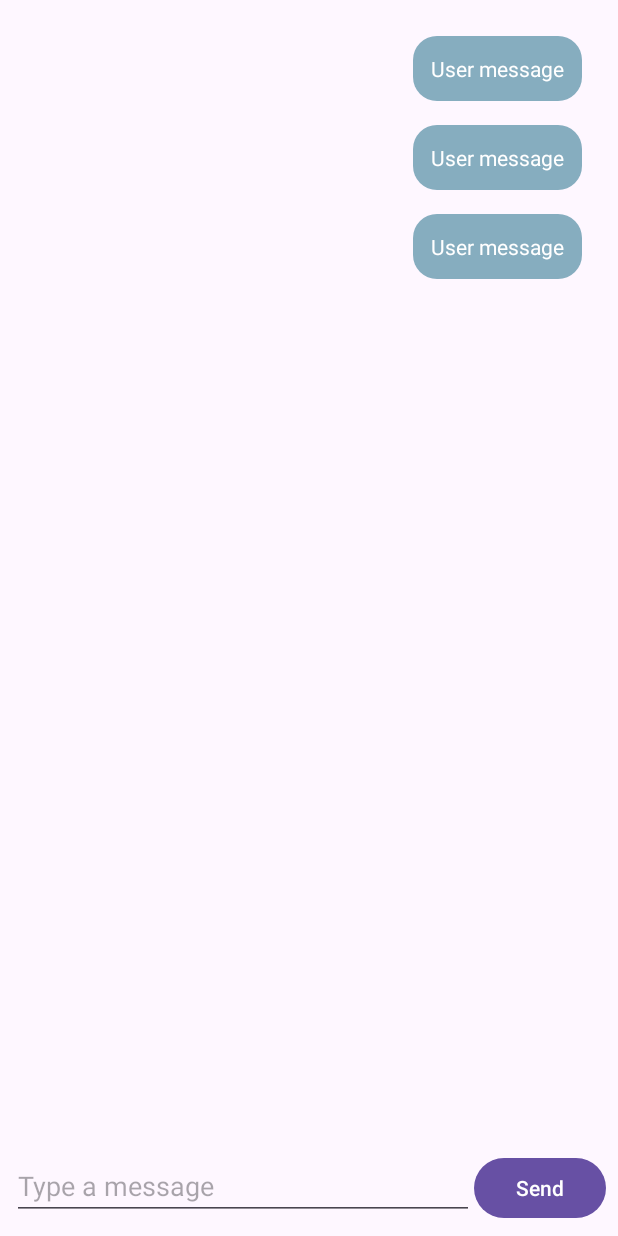
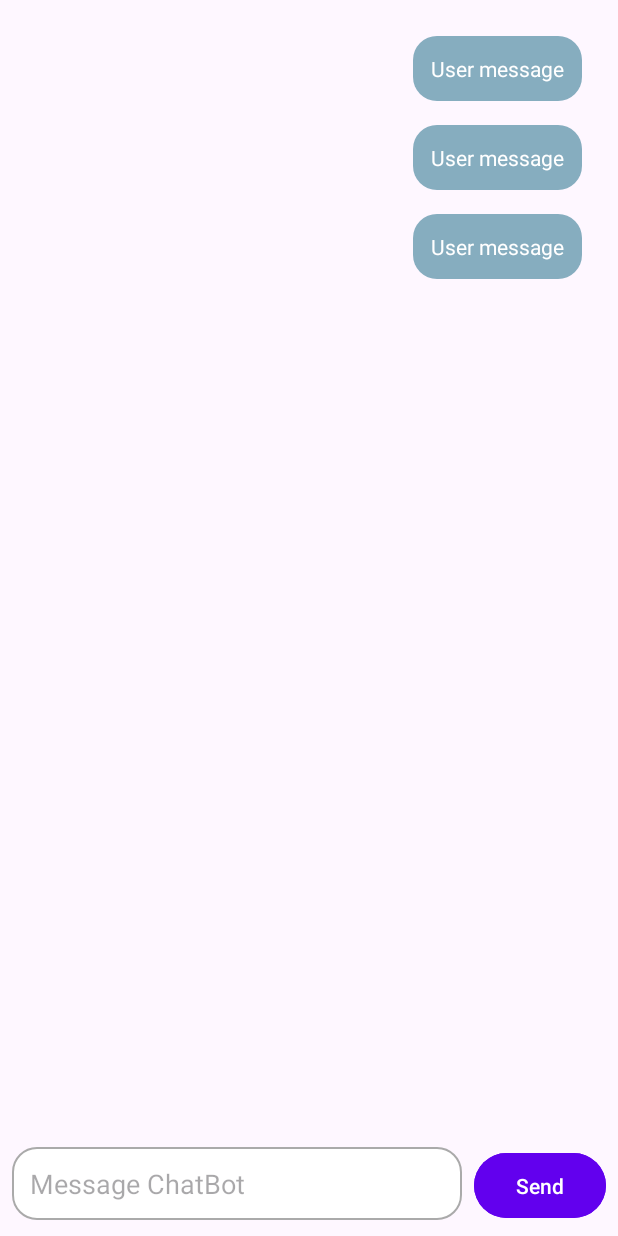
Before and after one commit to jimmy19981226/CalmCloud, an Android app: the layout activity_chat_bot.xml on its own in the app's theme, with its tools: preview values and no code run, on a phone screen of 412 x 824 dp. Run offline under Robolectric (Android 15) with nearby library versions, the phone set to English and light mode, and no system bars.

Commit message:
Change the input field of chatbot

```diff
--- a/app/src/main/java/com/example/calmcloud/api/RetrofitClient.kt
+++ b/app/src/main/java/com/example/calmcloud/api/RetrofitClient.kt
@@ -17,7 +17,7 @@
         .addInterceptor(loggingInterceptor)
         .addInterceptor { chain ->
             val request = chain.request().newBuilder()
-                .addHeader("Authorization", "Bearer ")
+                .addHeader("Authorization", "Bearer s")
                 .build()
             chain.proceed(request)
         }
--- /dev/null
+++ b/app/src/main/res/drawable/xml_edit_text_background.xml
@@ -0,0 +1,6 @@
+<?xml version="1.0" encoding="utf-8"?>
+<shape xmlns:android="http://schemas.android.com/apk/res/android">
+    <solid android:color="@android:color/white"/>
+    <stroke android:width="1dp" android:color="@android:color/darker_gray"/>
+    <corners android:radius="16dp"/>
+</shape>
--- a/app/src/main/res/layout/activity_chat_bot.xml
+++ b/app/src/main/res/layout/activity_chat_bot.xml
@@ -32,13 +32,20 @@
             android:layout_width="0dp"
             android:layout_height="wrap_content"
             android:layout_weight="1"
-            android:hint="Type a message" />
+            android:hint="Message ChatBot"
+            android:background="@drawable/xml_edit_text_background"
+            android:padding="12dp"
+            android:layout_marginEnd="8dp" />
 
         <Button
             android:id="@+id/sendButton"
             android:layout_width="wrap_content"
             android:layout_height="wrap_content"
-            android:text="Send" />
+            android:text="Send"
+            android:backgroundTint="@color/buttonColor"
+            android:textColor="@android:color/white"
+            android:padding="12dp"
+            android:drawablePadding="8dp" />
     </LinearLayout>
 
 </androidx.constraintlayout.widget.ConstraintLayout>
--- a/app/src/main/res/layout/item_bot_message.xml
+++ b/app/src/main/res/layout/item_bot_message.xml
@@ -10,7 +10,7 @@
         android:id="@+id/botMessageTextView"
         android:layout_width="wrap_content"
         android:layout_height="wrap_content"
-        android:background="@drawable/bot_message_background"
+        android:background="@drawable/xml_bot_message_background"
         android:padding="12dp"
         android:textColor="@android:color/black"
         android:text="Bot message" />
--- a/app/src/main/res/values/colors.xml
+++ b/app/src/main/res/values/colors.xml
@@ -13,4 +13,5 @@
     <color name="darkred">#8B0000</color>
     <color name="user_message_bg">#86ADBF</color>
     <color name="bot_message_bg">#e0e0e0</color>
+    <color name="buttonColor">#6200EE</color>
 </resources>
```
Also changed, not shown: app/src/main/res/drawable/xml_bot_message_background.xml (renamed from app/src/main/res/drawable/bot_message_background.xml).
